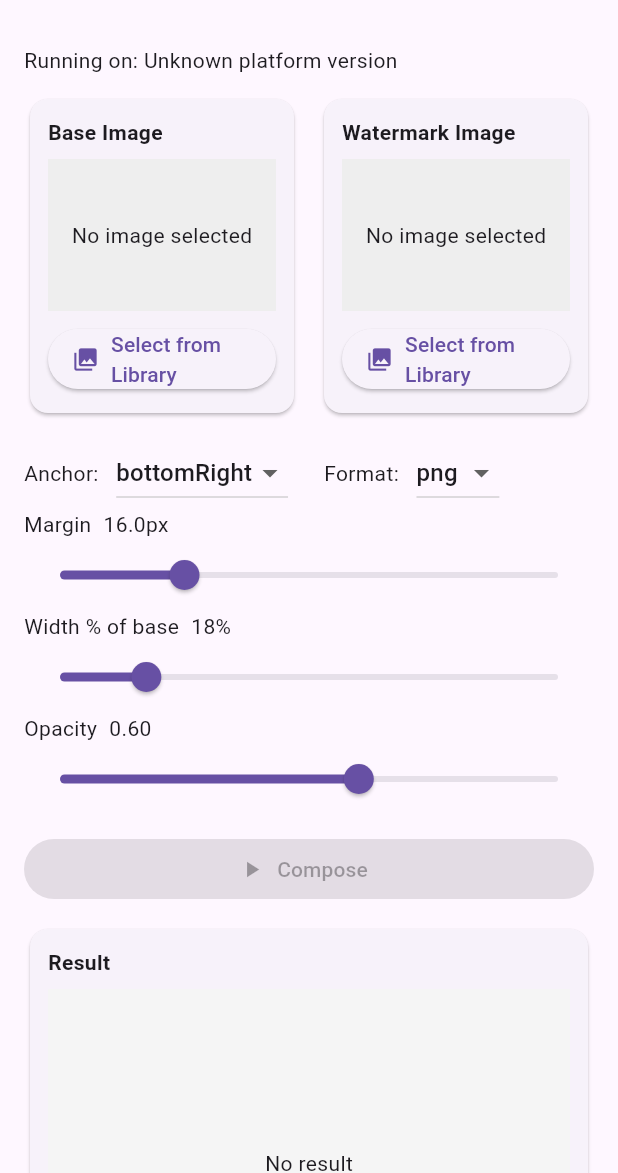
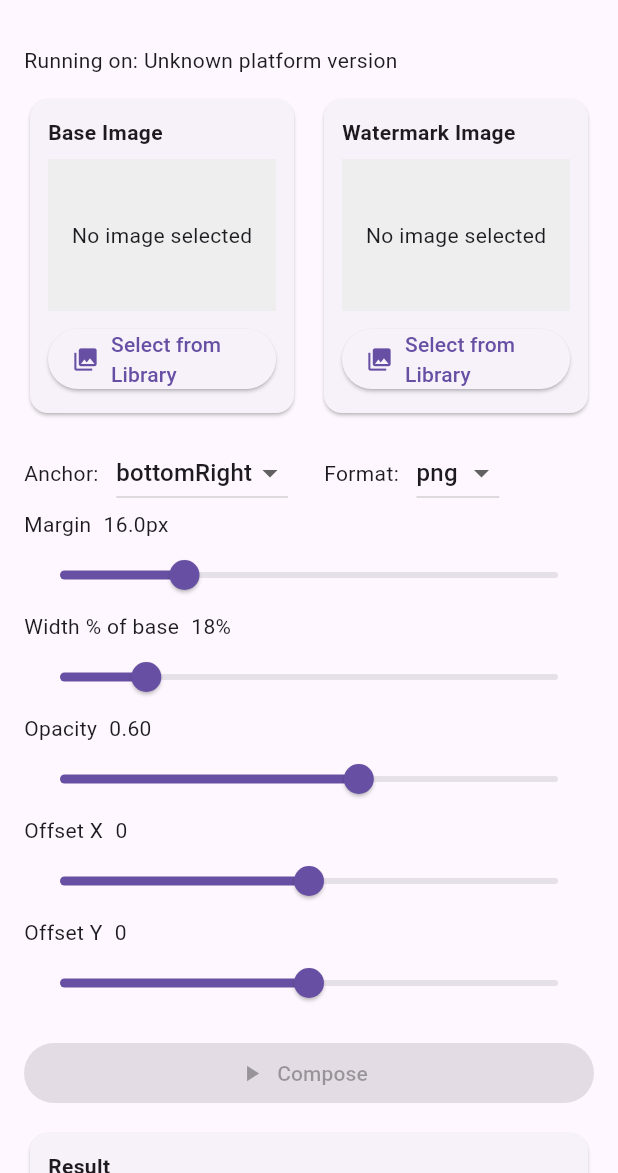
Before and after one commit to tttocklll/watermark_kit, a Flutter app: the screen it shows after launch, on a phone screen of 412 x 824 dp, the part 63-1236 px from its top. Run offline on Flutter 3.47's test engine with Material 3 defaults, Android fonts, the phone set to English and light mode, and no system bars; our stand-ins replace image_picker, plugin_platform_interface.

Commit message:
feat(example): add Offset X/Y sliders and pass to composeImage

```diff
--- a/example/lib/main.dart
+++ b/example/lib/main.dart
@@ -35,6 +35,8 @@ class _MyAppState extends State<MyApp> {
   double _opacity = 0.6;
   String _format = 'png';
   double _quality = 0.9;
+  double _offsetX = 0.0;
+  double _offsetY = 0.0;
   bool _isComposing = false;
 
   @override
@@ -194,6 +196,8 @@ class _MyAppState extends State<MyApp> {
         _slider('Width % of base', _widthPercent, 0.05, 0.8, (v) => setState(() => _widthPercent = v),
             formatter: (v) => '${(v * 100).toStringAsFixed(0)}%'),
         _slider('Opacity', _opacity, 0.0, 1.0, (v) => setState(() => _opacity = v), formatter: (v) => v.toStringAsFixed(2)),
+        _slider('Offset X', _offsetX, -200, 200, (v) => setState(() => _offsetX = v), formatter: (v) => v.toStringAsFixed(0), suffix: 'px'),
+        _slider('Offset Y', _offsetY, -200, 200, (v) => setState(() => _offsetY = v), formatter: (v) => v.toStringAsFixed(0), suffix: 'px'),
         if (_format == 'jpeg')
           _slider('JPEG Quality', _quality, 0.2, 1.0, (v) => setState(() => _quality = v), formatter: (v) => v.toStringAsFixed(2)),
       ],
@@ -269,6 +273,8 @@ class _MyAppState extends State<MyApp> {
         opacity: _opacity,
         format: _format,
         quality: _quality,
+        offsetX: _offsetX,
+        offsetY: _offsetY,
       );
       setState(() => _resultImage = bytes);
 
```
